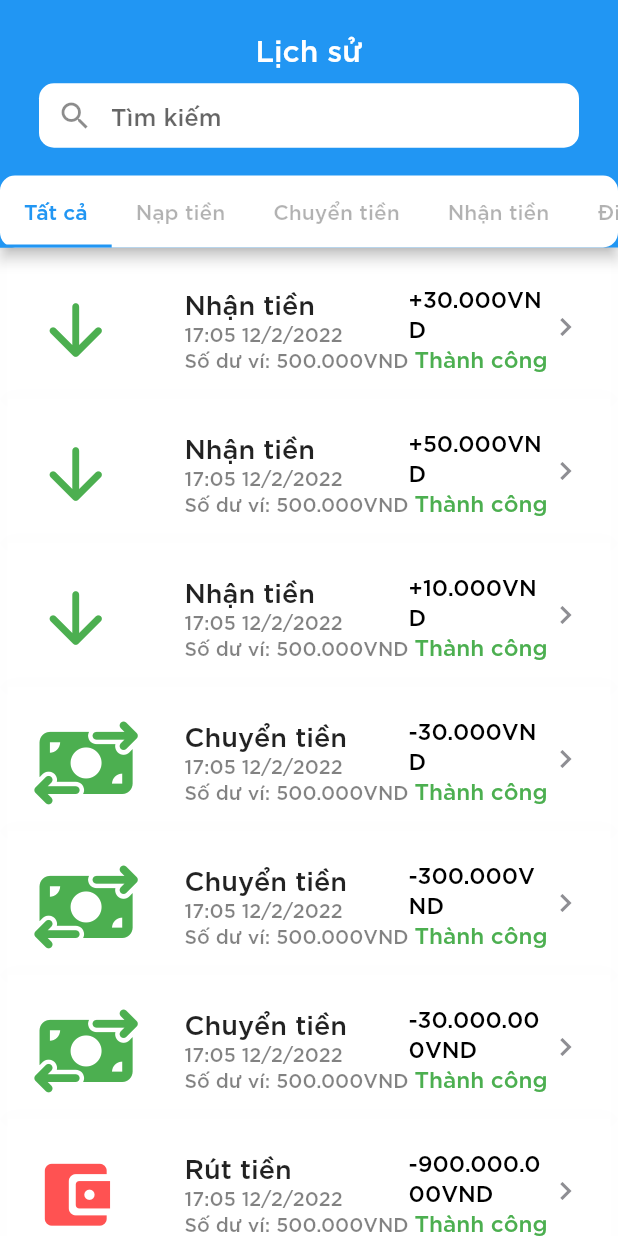
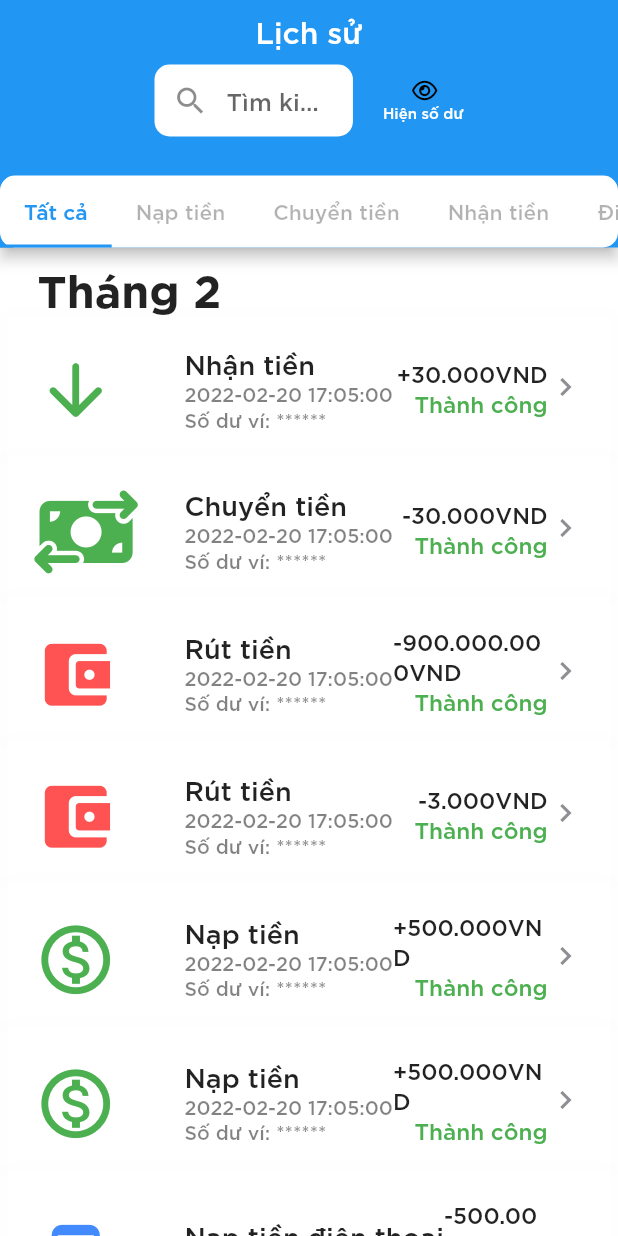
Before and after one commit to hiepchau/EwalletFlutterUI, a Flutter app: the HistoryPage screen opened directly, on a phone screen of 412 x 824 dp. Run offline on Flutter 3.47's test engine with Material 2 defaults, Android fonts, the phone set to English and light mode, and no system bars; our stand-ins replace animated_bottom_navigation_bar, flutter_font_icons, font_awesome_flutter, qr_flutter; missing offline and left inert: barcode_scan2, circular_reveal_animation.

Commit message:
Update Responsive

```diff
--- a/lib/history_lists.dart
+++ b/lib/history_lists.dart
@@ -1,12 +1,12 @@
-const List historyList = [
+List historyList = [
   {
     "ID":"EWR001",
     "type":"receive",
     "amount":"30.000VND",
     "from":"Hiep Chau",
     "to":"Khanh Tran",
-    "time":"17:05 12/2/2022",
-    "balance":"500.000VND"
+    "time":"2022-02-20 17:05:00",
+    "balance":"500.000VND",
   },
   {
     "ID":"EWR002",
@@ -14,7 +14,7 @@ const List historyList = [
     "amount":"50.000VND",
     "from":"Hiep Chau",
     "to":"Khanh Tran",
-    "time":"17:05 12/2/2022",
+    "time":"2022-01-20 17:05:00",
     "balance":"500.000VND"
   },
   {
@@ -23,7 +23,7 @@ const List historyList = [
     "amount":"10.000VND",
     "from":"Hiep Chau",
     "to":"Khanh Tran",
-    "time":"17:05 12/2/2022",
+    "time":"2022-01-20 17:05:00",
     "balance":"500.000VND"
   },
   {
@@ -32,7 +32,7 @@ const List historyList = [
     "amount":"30.000VND",
     "from":"Khanh Tran",
     "to":"Khoi Nghi",
-    "time":"17:05 12/2/2022",
+    "time":"2022-02-20 17:05:00",
     "balance":"500.000VND"
   },
   {
@@ -41,7 +41,7 @@ const List historyList = [
     "amount":"300.000VND",
     "from":"Khanh Tran",
     "to":"Hiep Chau",
-    "time":"17:05 12/2/2022",
+    "time":"2022-01-20 17:05:00",
     "balance":"500.000VND"
   },
   {
@@ -50,7 +50,7 @@ const List historyList = [
     "amount":"30.000.000VND",
     "from":"Khanh Tran",
     "to":"Tri Tran",
-    "time":"17:05 12/2/2022",
+    "time":"2022-01-20 17:05:00",
     "balance":"500.000VND"
   },
   {
@@ -59,7 +59,7 @@ const List historyList = [
     "amount":"900.000.000VND",
     "from":"wallet",
     "to":"TP Bank",
-    "time":"17:05 12/2/2022",
+    "time":"2022-02-20 17:05:00",
     "balance":"500.000VND"
   },
   {
@@ -68,7 +68,7 @@ const List historyList = [
     "amount":"1.000.000.000VND",
     "from":"wallet",
     "to":"TP Bank",
-    "time":"17:05 12/2/2022",
+    "time":"2022-01-20 17:05:00",
     "balance":"500.000VND"
   },
   {
@@ -77,7 +77,7 @@ const List historyList = [
     "amount":"3.000VND",
     "from":"wallet",
     "to":"TP Bank",
-    "time":"17:05 12/2/2022",
+    "time":"2022-02-20 17:05:00",
     "balance":"500.000VND"
   },
   {
@@ -86,7 +86,7 @@ const List historyList = [
     "amount":"50.000VND",
     "from":"TP Bank",
     "to":"wallet",
-    "time":"17:05 12/2/2022",
+    "time":"2022-01-20 17:05:00",
     "balance":"500.000VND"
   },
   {
@@ -95,7 +95,7 @@ const List historyList = [
     "amount":"1.000VND",
     "from":"Vietcom Bank",
     "to":"wallet",
-    "time":"17:05 12/2/2022",
+    "time":"2022-02-20 17:05:00",
     "balance":"500.000VND"
   },
   {
@@ -104,7 +104,7 @@ const List historyList = [
     "amount":"5.000VND",
     "from":"TechcomBank",
     "to":"wallet",
-    "time":"17:05 12/2/2022",
+    "time":"2022-02-20 17:05:00",
     "balance":"500.000VND"
   },
     {
@@ -113,7 +113,7 @@ const List historyList = [
     "amount":"50.000VND",
     "from":"wallet",
     "to":"0908988982",
-    "time":"17:05 12/2/2022",
+    "time":"2022-01-20 17:05:00",
     "balance":"500.000VND"
   },
   {
@@ -122,7 +122,7 @@ const List historyList = [
     "amount":"10.000VND",
     "from":"wallet",
     "to":"0908988982",
-    "time":"17:05 12/2/2022",
+    "time":"2022-01-20 17:05:00",
     "balance":"500.000VND"
   },
   {
@@ -131,7 +131,7 @@ const List historyList = [
     "amount":"500.000VND",
     "from":"wallet",
     "to":"0908988982",
-    "time":"17:05 12/2/2022",
+    "time":"2022-02-20 17:05:00",
     "balance":"500.000VND"
   },
 ];
--- a/lib/pages/history_page.dart
+++ b/lib/pages/history_page.dart
@@ -8,9 +8,15 @@ import 'package:flutter_font_icons/flutter_font_icons.dart';
 import 'package:font_awesome_flutter/font_awesome_flutter.dart';
 import '../history_lists.dart';
 
-class HistoryPage extends StatelessWidget {
+class HistoryPage extends StatefulWidget {
   const HistoryPage({Key? key}) : super(key: key);
 
+  @override
+  _HistoryPage createState() => _HistoryPage();
+}
+
+class _HistoryPage extends State<HistoryPage> {
+  bool obscureText = true;
   @override
   Widget build(BuildContext context) {
     return DefaultTabController(
@@ -58,24 +64,52 @@ class HistoryPage extends StatelessWidget {
   Widget getAppBar(BuildContext context) {
     return Container(
       padding: const EdgeInsets.all(10),
-      height: 100,
+      height: 125,
       width: MediaQuery.of(context).size.width,
       child: Column(children: [
         const Text("Lịch sử"),
         const SizedBox(height: 10),
+        ConstrainedBox(
+            constraints:
+                BoxConstraints(maxWidth: MediaQuery.of(context).size.width / 2),
+            child: Row(
+                children: [
                   Expanded(
                       child: TextFormField(
                     decoration: const InputDecoration(
                       filled: true,
                       fillColor: Colors.white,
                       prefixIcon: Icon(Icons.search),
-            contentPadding: EdgeInsets.symmetric(vertical: 10, horizontal: 15),
+                      contentPadding:
+                          EdgeInsets.symmetric(vertical: 10, horizontal: 15),
                       hintText: "Tìm kiếm",
                       border: OutlineInputBorder(
                           borderSide: BorderSide.none,
                           borderRadius: BorderRadius.all(Radius.circular(10))),
                     ),
-        ))
+                  )),
+                  const SizedBox(
+                    width: 20,
+                  ),
+                  Column(children:[
+                  GestureDetector(
+                    onTap: _toggleVisibility,
+                    child: Icon(
+                      obscureText
+                          ? FontAwesomeIcons.eye
+                          : FontAwesomeIcons.eyeSlash,
+                      size: 15.0,
+                      color: Colors.black,
+                    ),
+                  ),
+                  Text(
+                    obscureText
+                      ? "Hiện số dư" : "Ẩn số dư",
+                    style: TextStyle(
+                      fontSize: 10,
+                    ),)
+                  ])
+                ]))
       ]),
     );
   }
@@ -93,7 +127,25 @@ class HistoryPage extends StatelessWidget {
 
   Widget everythingHistoryScreen() {
     List<Widget> listWidget = List<Widget>.empty(growable: true);
+    historyList.sort(((a, b) {
+      DateTime dateA = DateTime.parse(a["time"]);
+      DateTime dateB = DateTime.parse(b["time"]);
+      return dateB.compareTo(dateA);
+    }));
+    int temp = 0;
     for (Map element in historyList) {
+      if (DateTime.parse(element["time"]).month != temp) {
+        temp = DateTime.parse(element["time"]).month;
+        listWidget.add(Padding(
+            padding: const EdgeInsets.only(left: 20),
+            child: Text(
+              "Tháng $temp",
+              style: const TextStyle(
+                  fontSize: 30,
+                  fontFamily: 'SVN-Gotham',
+                  fontWeight: FontWeight.w700),
+            )));
+      }
       if (element["type"] == "receive") {
         listWidget.add(HistoryWidget(
             icon: Icons.arrow_downward_rounded,
@@ -101,7 +153,7 @@ class HistoryPage extends StatelessWidget {
             title: "Nhận tiền",
             subtitle: "Nhận tiền từ " + element["from"],
             time: element["time"],
-            balance: "Số dư ví: " + element["balance"],
+            balance:element["balance"],
             amount: "+" + element["amount"]));
       }
       if (element["type"] == "transfer") {
@@ -111,7 +163,7 @@ class HistoryPage extends StatelessWidget {
             title: "Chuyển tiền",
             subtitle: "Chuyển tiền đến " + element["to"],
             time: element["time"],
-            balance: "Số dư ví: " + element["balance"],
+            balance:element["balance"],
             amount: "-" + element["amount"]));
       }
       if (element["type"] == "withdraw") {
@@ -121,7 +173,7 @@ class HistoryPage extends StatelessWidget {
             title: "Rút tiền",
             subtitle: "Rút tiền về " + element["to"],
             time: element["time"],
-            balance: "Số dư ví: " + element["balance"],
+            balance:element["balance"],
             amount: "-" + element["amount"]));
       }
       if (element["type"] == "phone") {
@@ -131,7 +183,7 @@ class HistoryPage extends StatelessWidget {
             title: "Nạp tiền điện thoại",
             subtitle: "Nạp cho số " + element["to"],
             time: element["time"],
-            balance: "Số dư ví: " + element["balance"],
+            balance:element["balance"],
             amount: "-" + element["amount"]));
       }
       if (element["type"] == "deposit") {
@@ -141,7 +193,7 @@ class HistoryPage extends StatelessWidget {
             title: "Nạp tiền",
             subtitle: "Nạp tiền từ " + element["from"],
             time: element["time"],
-          balance: "Số dư ví: " + element["balance"],
+            balance:element["balance"],
             amount: "+" + element["balance"]));
       }
     }
@@ -161,7 +213,7 @@ class HistoryPage extends StatelessWidget {
           title: "Nạp tiền",
           subtitle: "Nạp tiền từ " + element["from"],
           time: element["time"],
-          balance: "Số dư ví: " + element["balance"],
+          balance:element["balance"],
           amount: "+" + element["balance"],
         ));
       }
@@ -182,7 +234,7 @@ class HistoryPage extends StatelessWidget {
             title: "Chuyển tiền",
             subtitle: "Chuyển tiền đến " + element["to"],
             time: element["time"],
-            balance: "Số dư ví: " + element["balance"],
+            balance:element["balance"],
             amount: "-" + element["amount"]));
       }
     }
@@ -202,7 +254,7 @@ class HistoryPage extends StatelessWidget {
             title: "Nhận tiền",
             subtitle: "Nhận tiền từ " + element["from"],
             time: element["time"],
-            balance: "Số dư ví: " + element["balance"],
+            balance:element["balance"],
             amount: "+" + element["amount"]));
       }
     }
@@ -222,7 +274,7 @@ class HistoryPage extends StatelessWidget {
             title: "Nạp tiền điện thoại",
             subtitle: "Nạp cho số " + element["to"],
             time: element["time"],
-            balance: "Số dư ví: " + element["balance"],
+            balance:element["balance"],
             amount: "-" + element["amount"]));
       }
     }
@@ -242,7 +294,7 @@ class HistoryPage extends StatelessWidget {
             title: "Rút tiền",
             subtitle: "Rút tiền về " + element["to"],
             time: element["time"],
-            balance: "Số dư ví: " + element["balance"],
+            balance:element["balance"],
             amount: "-" + element["amount"]));
       }
     }
@@ -251,4 +303,11 @@ class HistoryPage extends StatelessWidget {
       children: listWidget,
     );
   }
+
+  void _toggleVisibility() {
+    setState(() {
+      obscureText = !obscureText;
+      HistoryWidget.isObscure = obscureText;
+    });
   }
+}
--- a/lib/pages/login_page.dart
+++ b/lib/pages/login_page.dart
@@ -4,6 +4,7 @@ import 'package:ewallet/pages/widgets/sign_in.dart';
 import 'package:ewallet/pages/widgets/sign_up.dart';
 import 'package:ewallet/style/color.dart';
 import 'package:ewallet/utils/bubble_indicator_painter.dart';
+import 'package:flutter/foundation.dart' show kIsWeb;
 
 class LoginPage extends StatefulWidget {
   const LoginPage({Key? key}) : super(key: key);
@@ -58,7 +59,7 @@ class _LoginPageState extends State<LoginPage>
                 mainAxisSize: MainAxisSize.max,
                 children: <Widget>[
                   Padding(
-                    padding: const EdgeInsets.only(top: 75.0),
+                    padding: kIsWeb ? EdgeInsets.only(top: 50.0) : EdgeInsets.only(top: 75.0),
                     child: Image(
                         height:
                         MediaQuery.of(context).size.height > 800 ? 191.0 : 150,
--- a/lib/pages/widgets/history_widget.dart
+++ b/lib/pages/widgets/history_widget.dart
@@ -2,28 +2,27 @@ import 'package:flutter/material.dart';
 import 'package:flutter_font_icons/flutter_font_icons.dart';
 import '../../style/color.dart';
 
-class HistoryWidget extends StatelessWidget {
-  final IconData icon;
-  final Color iconColor;
-  final String title;
-  final String subtitle;
-  final Color subtitleColor;
-  final String time;
-  final String balance;
-  final String amount;
-  // final Function onTap;
-
-  const HistoryWidget(
-      {Key? key,
+class HistoryWidget extends StatefulWidget {
+  const HistoryWidget({Key? key,
       required this.icon,
       required this.iconColor,
       required this.title,
       required this.subtitle,
       required this.time,
       required this.balance,
-      required this.amount,
-      this.subtitleColor = black})
-      : super(key: key);
+      required this.amount,});
+  final IconData icon;
+  final Color iconColor;
+  final String title;
+  final String subtitle;
+  final String time;
+  final String balance;
+  final String amount;
+  static bool isObscure = true;
+  @override
+  _HistoryWidget createState() => _HistoryWidget();
+}
+class _HistoryWidget extends State<HistoryWidget>{
   @override
   Widget build(BuildContext context) {
     return GestureDetector(
@@ -53,8 +52,8 @@ class HistoryWidget extends StatelessWidget {
                       height: 50,
                       child: Center(
                         child: Icon(
-                          icon,
-                          color: iconColor,
+                          widget.icon,
+                          color: widget.iconColor,
                           size: 55,
                         ),
                       ),
@@ -66,13 +65,13 @@ class HistoryWidget extends StatelessWidget {
                         crossAxisAlignment: CrossAxisAlignment.start,
                         children: [
                           Text(
-                            title,
+                            widget.title,
                             textAlign: TextAlign.start,
                             style: const TextStyle(
                                 fontSize: 18, fontFamily: 'SVN-Gotham'),
                           ),
                           Text(
-                            time,
+                            widget.time,
                             textAlign: TextAlign.start,
                             style: const TextStyle(
                                 color: Color.fromARGB(125, 0, 0, 0),
@@ -80,7 +79,9 @@ class HistoryWidget extends StatelessWidget {
                                 fontFamily: 'SVN-Gotham'),
                           ),
                           Text(
-                            balance,
+                            HistoryWidget.isObscure
+                                ? "Số dư ví: ******"
+                                : "Số dư ví: "+ widget.balance,
                             textAlign: TextAlign.start,
                             style: const TextStyle(
                                 color: Color.fromARGB(125, 0, 0, 0),
@@ -96,10 +97,9 @@ class HistoryWidget extends StatelessWidget {
                         crossAxisAlignment: CrossAxisAlignment.end,
                         children: [
                           Text(
-                            amount,
-                            style: TextStyle(
+                            widget.amount,
+                            style: const TextStyle(
                                 fontSize: 15,
-                                color: subtitleColor,
                                 fontFamily: 'SVN-Gotham'),
                           ),
                           const Text(
--- a/lib/pages/widgets/sign_in.dart
+++ b/lib/pages/widgets/sign_in.dart
@@ -30,12 +30,6 @@ class _SignInState extends State<SignIn> {
 
   @override
   Widget build(BuildContext context) {
-    if (kIsWeb) {}
-    return buildMobile(context);
-  }
-
-  //#region Mobile
-  Widget buildMobile(BuildContext context) {
     return Container(
       padding: const EdgeInsets.only(top: 23.0),
       child: Column(
@@ -49,12 +43,19 @@ class _SignInState extends State<SignIn> {
                 shape: RoundedRectangleBorder(
                   borderRadius: BorderRadius.circular(8.0),
                 ),
-                child: Container(
-                  width: kIsWeb ? MediaQuery.of(context).size.width/3 : 400,
-                  height: kIsWeb ? MediaQuery.of(context).size.height/4 : 190,
+                child: ConstrainedBox(
+                  constraints: BoxConstraints(
+                    minHeight: kIsWeb ? 150 : 100,
+                    minWidth: 150,
+                    maxWidth:
+                        kIsWeb ? MediaQuery.of(context).size.width / 3 : 400,
+                    maxHeight:
+                        kIsWeb ? MediaQuery.of(context).size.height / 4 : 190,
+                  ),
                   child: Column(
                     children: <Widget>[
-                      Padding(
+                      Flexible(
+                          child: Padding(
                         padding: const EdgeInsets.only(
                             top: 20.0, bottom: 20.0, left: 25.0, right: 25.0),
                         child: TextField(
@@ -80,13 +81,16 @@ class _SignInState extends State<SignIn> {
                             focusNodePassword.requestFocus();
                           },
                         ),
-                      ),
+                      )),
                       Container(
-                        width: kIsWeb ? MediaQuery.of(context).size.width/3 - 150 : 250,
+                        width: kIsWeb
+                            ? MediaQuery.of(context).size.width / 3 - 150
+                            : 250,
                         height: 1.0,
                         color: Colors.grey[400],
                       ),
-                      Padding(
+                      Flexible(
+                          child: Padding(
                         padding: const EdgeInsets.only(
                             top: 20.0, bottom: 20.0, left: 25.0, right: 25.0),
                         child: TextField(
@@ -123,7 +127,7 @@ class _SignInState extends State<SignIn> {
                           },
                           textInputAction: TextInputAction.go,
                         ),
-                      ),
+                      )),
                     ],
                   ),
                 ),
@@ -181,7 +185,9 @@ class _SignInState extends State<SignIn> {
             ],
           ),
           Padding(
-            padding: const EdgeInsets.only(top: 10.0),
+            padding: kIsWeb
+                ? const EdgeInsets.only(top: 30.0)
+                : const EdgeInsets.only(top: 10),
             child: TextButton(
                 onPressed: () {},
                 child: const Text(
```
Lines whose indentation alone changed are shown as unchanged.
